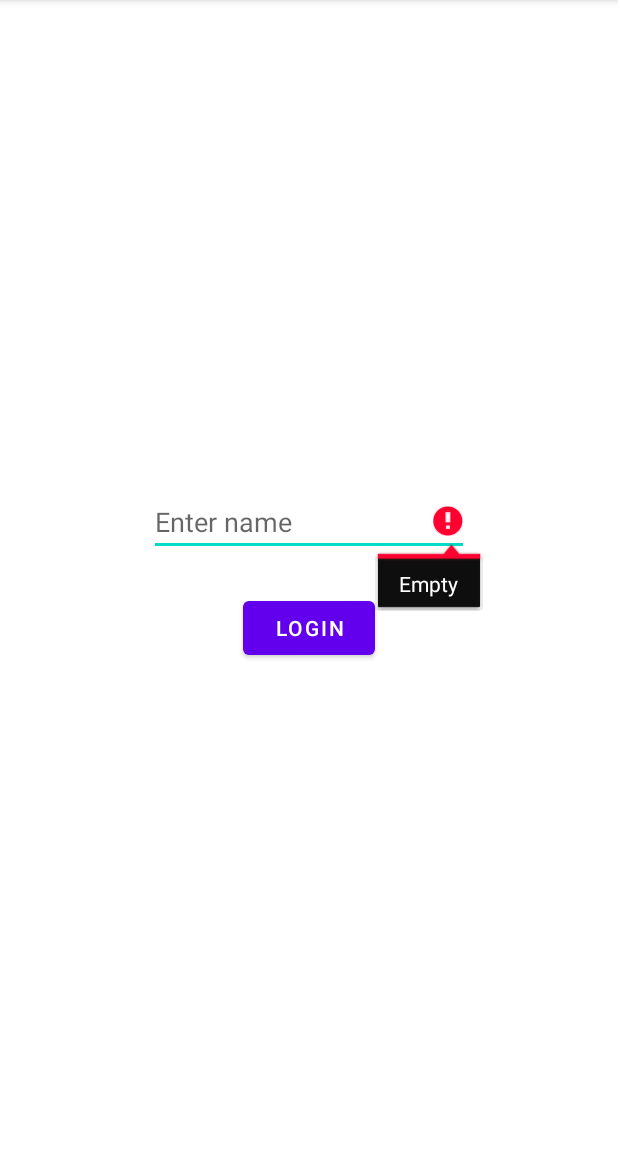
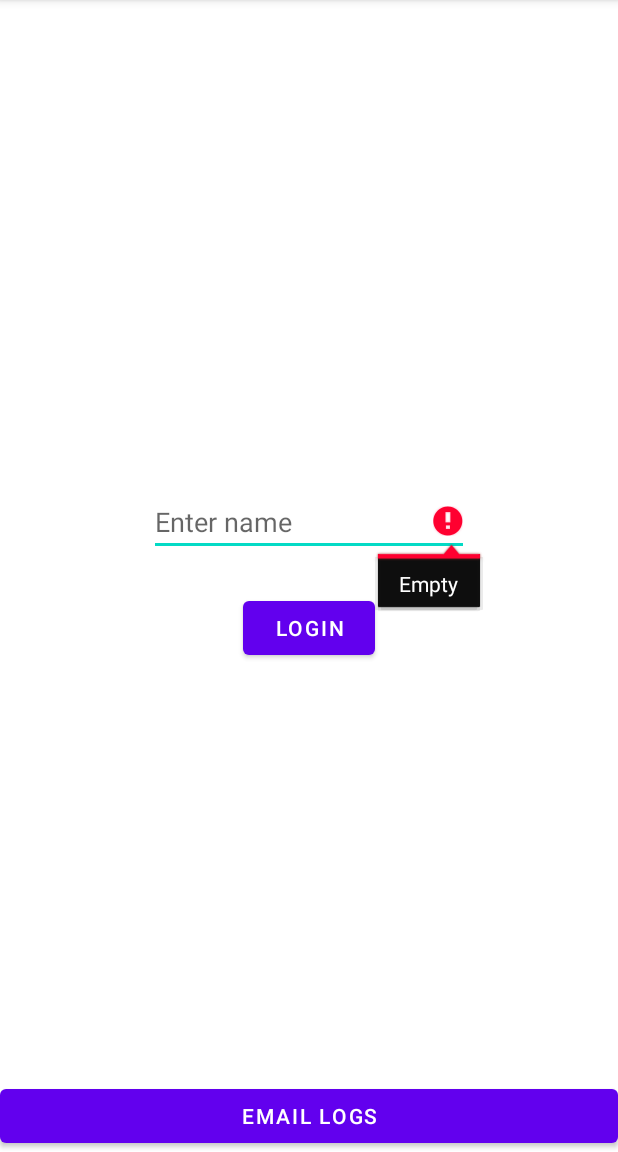
Before and after one commit to Yog8482/UDI_Demo, an Android app: the screen it shows after launch (MainActivity), after a tap on "LOGIN", on a phone screen of 412 x 824 dp, the part 84-1236 px from its top. Run offline under Robolectric (Android 15) with nearby library versions, the phone set to English and light mode, and no system bars; libraries missing offline, so code that uses them is left out: org.slf4j.

Commit message:
UDI demo app updated with .log file
* Send email with app logs

```diff
--- a/app/src/main/java/com/udi_demo/MainActivity.kt
+++ b/app/src/main/java/com/udi_demo/MainActivity.kt
@@ -3,7 +3,6 @@ package com.udi_demo
 import android.app.Activity
 import android.content.Context
 import android.os.Bundle
-import android.util.Log
 import android.view.KeyEvent
 import android.view.View
 import android.view.inputmethod.InputMethodManager
@@ -11,22 +10,32 @@ import android.widget.Button
 import android.widget.EditText
 import android.widget.LinearLayout
 import androidx.appcompat.app.AppCompatActivity
+import org.slf4j.LoggerFactory
+
 
 class MainActivity : AppCompatActivity() {
     var logginUser = ""
-
+    val logger = LoggerFactory.getLogger(MainActivity::class.java);
     override fun onCreate(savedInstanceState: Bundle?) {
         super.onCreate(savedInstanceState)
+
+        // SLF4J
         setContentView(R.layout.activity_main)
         val loginButton = findViewById<Button>(R.id.button)
+        val emailLogsBtn = findViewById<Button>(R.id.email_logs_btn)
         val loginUser = findViewById<EditText>(R.id.login_name_et)
         val logincc = findViewById<LinearLayout>(R.id.login_cc)
         val messageText = findViewById<EditText>(R.id.editTextText2)
+        emailLogsBtn.setOnClickListener {
+            LogFileEmailHelper.sendMailWithLogFiles(this, "Check this .log file", "Log Files-UDI")
+        }
         loginButton.setOnClickListener {
             logginUser = loginUser.text.toString()
             if (logginUser.isEmpty()) {
                 loginUser.error = "Empty"
             } else {
+                logger.debug("\t..........UserName:$logginUser...........")
+//                Log.i(TAG,"\n\t..........UserName:$logginUser...........")
                 this.currentFocus?.let { it1 -> hideKeyboard(it1) }
                 loginUser.error = null
                 FirebaseAnalytics.setUser(logginUser)
@@ -41,13 +50,16 @@ class MainActivity : AppCompatActivity() {
         super.onBackPressed()
         this.finish()
     }
+
     override fun onKeyUp(keyCode: Int, event: KeyEvent?): Boolean {
         super.onKeyDown(keyCode, event)
         val unicodeChar = event?.unicodeChar?.toChar()
         if (logginUser.isNotEmpty()) {
             val bundle = Bundle()
-            bundle.putString("KeyCode_$keyCode",unicodeChar.toString())
-            Log.i("MainActivity", "Key code:$keyCode, char:$unicodeChar")
+            bundle.putString("KeyCode_$keyCode", unicodeChar.toString())
+//           Log.i(TAG,"Key pressed->\nKeyCode=$keyCode \n Key Character=${unicodeChar.toString()}")
+            logger.debug("Key code:$keyCode, char:$unicodeChar")
+//            Log.i("MainActivity", "Key code:$keyCode, char:$unicodeChar")
             FirebaseAnalytics.logEvent(FirebaseEvents.KEYBOARD_KEY_PRESS, bundle)
         }
         return true
--- a/app/src/main/res/layout/activity_main.xml
+++ b/app/src/main/res/layout/activity_main.xml
@@ -39,13 +39,24 @@
         android:layout_width="0dp"
         android:layout_height="0dp"
         android:ems="10"
+        android:gravity="start"
+        android:hint="Type text here"
+        android:inputType="text"
         android:visibility="gone"
-        android:inputType="text"
-        android:hint="Type text here"
-        android:gravity="start"
-        app:layout_constraintBottom_toBottomOf="parent"
+        app:layout_constraintBottom_toTopOf="@+id/email_logs_btn"
         app:layout_constraintEnd_toEndOf="parent"
         app:layout_constraintStart_toStartOf="parent"
         app:layout_constraintTop_toTopOf="parent" />
 
+    <Button
+        android:id="@+id/email_logs_btn"
+        android:layout_width="0dp"
+        android:layout_height="wrap_content"
+        android:text="Email Logs"
+        app:layout_constraintBottom_toBottomOf="parent"
+        app:layout_constraintEnd_toEndOf="parent"
+        app:layout_constraintStart_toStartOf="parent"
+        app:layout_constraintTop_toTopOf="parent"
+        app:layout_constraintVertical_bias="1.0" />
+
 </androidx.constraintlayout.widget.ConstraintLayout>
--- /dev/null
+++ b/app/src/main/res/xml/file_paths.xml
@@ -0,0 +1,4 @@
+<?xml version="1.0" encoding="utf-8"?>
+<paths xmlns:android="http://schemas.android.com/apk/res/android">
+    <external-path name="external_files" path="." />
+</paths>
--- a/gradle.properties
+++ b/gradle.properties
@@ -21,3 +21,4 @@ kotlin.code.style=official
 # resources declared in the library itself and none from the library's dependencies,
 # thereby reducing the size of the R class for that library
 android.nonTransitiveRClass=true
+UDI_DEMO_EMAIL = "udaykale35@gmail.com"
```
Also changed, not shown: app/build.gradle (+8 -0 lines), app/src/main/AndroidManifest.xml (+12 -1 lines), app/src/main/assets/logback.xml (added, +41 -0 lines), app/src/main/java/com/udi_demo/LogFileEmailHelper.java (added, +116 -0 lines).
